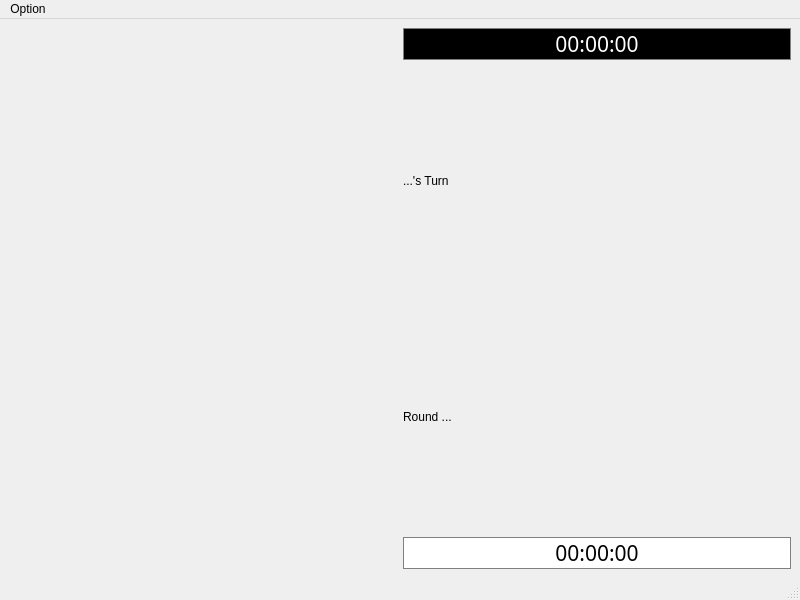
Above: gamemainwindow.ui from a0922762/NTUST_OOP_Project2_Chess before the change. Below: the same form after it.
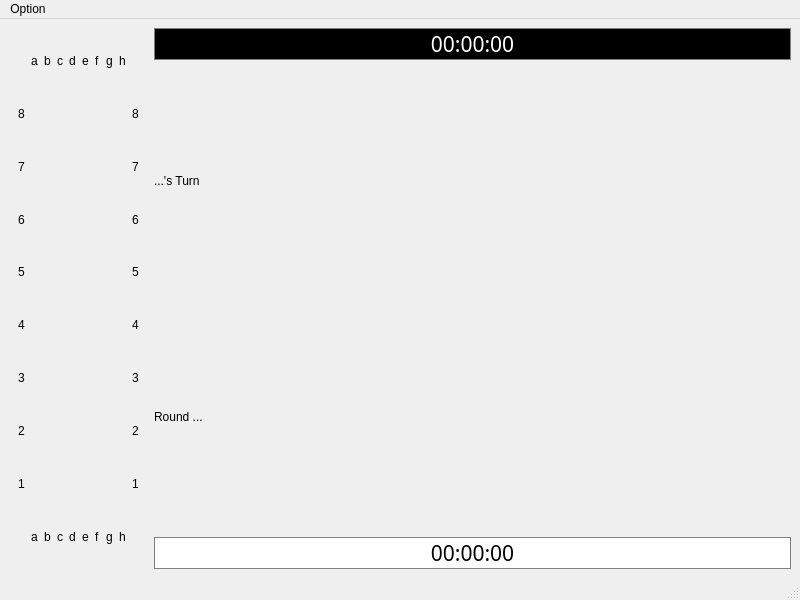
That is the form after the change. Custom widgets are drawn as their Qt base class.

Commit message: 新增棋盤邊框

Patch:
```diff
--- a/gamemainwindow.ui
+++ b/gamemainwindow.ui
@@ -16,7 +16,281 @@
   <widget class="QWidget" name="centralwidget">
    <layout class="QHBoxLayout" name="horizontalLayout">
     <item>
-     <widget class="ChessBoard" name="chessBoard" native="true"/>
+     <widget class="QWidget" name="boardAndNumber" native="true">
+      <property name="sizePolicy">
+       <sizepolicy hsizetype="Fixed" vsizetype="Expanding">
+        <horstretch>0</horstretch>
+        <verstretch>0</verstretch>
+       </sizepolicy>
+      </property>
+      <layout class="QGridLayout" name="gridLayout_2">
+       <item row="0" column="0">
+        <layout class="QGridLayout" name="boardLayout">
+         <item row="3" column="9">
+          <widget class="QLabel" name="label_30">
+           <property name="text">
+            <string>6</string>
+           </property>
+          </widget>
+         </item>
+         <item row="4" column="0">
+          <widget class="QLabel" name="label_13">
+           <property name="text">
+            <string>5</string>
+           </property>
+          </widget>
+         </item>
+         <item row="6" column="9">
+          <widget class="QLabel" name="label_33">
+           <property name="text">
+            <string>3</string>
+           </property>
+          </widget>
+         </item>
+         <item row="7" column="0">
+          <widget class="QLabel" name="label_16">
+           <property name="text">
+            <string>2</string>
+           </property>
+          </widget>
+         </item>
+         <item row="5" column="9">
+          <widget class="QLabel" name="label_32">
+           <property name="text">
+            <string>4</string>
+           </property>
+          </widget>
+         </item>
+         <item row="1" column="0">
+          <widget class="QLabel" name="label_10">
+           <property name="sizePolicy">
+            <sizepolicy hsizetype="Preferred" vsizetype="Preferred">
+             <horstretch>0</horstretch>
+             <verstretch>0</verstretch>
+            </sizepolicy>
+           </property>
+           <property name="text">
+            <string>8</string>
+           </property>
+          </widget>
+         </item>
+         <item row="9" column="7">
+          <widget class="QLabel" name="label_25">
+           <property name="text">
+            <string>g</string>
+           </property>
+          </widget>
+         </item>
+         <item row="1" column="9">
+          <widget class="QLabel" name="label_28">
+           <property name="text">
+            <string>8</string>
+           </property>
+          </widget>
+         </item>
+         <item row="4" column="9">
+          <widget class="QLabel" name="label_31">
+           <property name="text">
+            <string>5</string>
+           </property>
+          </widget>
+         </item>
+         <item row="8" column="0">
+          <widget class="QLabel" name="label_17">
+           <property name="text">
+            <string>1</string>
+           </property>
+          </widget>
+         </item>
+         <item row="0" column="3">
+          <widget class="QLabel" name="label_4">
+           <property name="text">
+            <string>c</string>
+           </property>
+          </widget>
+         </item>
+         <item row="2" column="0">
+          <widget class="QLabel" name="label_11">
+           <property name="text">
+            <string>7</string>
+           </property>
+          </widget>
+         </item>
+         <item row="0" column="9">
+          <widget class="QLabel" name="label_27">
+           <property name="text">
+            <string/>
+           </property>
+          </widget>
+         </item>
+         <item row="3" column="0">
+          <widget class="QLabel" name="label_12">
+           <property name="text">
+            <string>6</string>
+           </property>
+          </widget>
+         </item>
+         <item row="5" column="0">
+          <widget class="QLabel" name="label_14">
+           <property name="text">
+            <string>4</string>
+           </property>
+          </widget>
+         </item>
+         <item row="9" column="5">
+          <widget class="QLabel" name="label_23">
+           <property name="text">
+            <string>e</string>
+           </property>
+          </widget>
+         </item>
+         <item row="9" column="6">
+          <widget class="QLabel" name="label_24">
+           <property name="text">
+            <string>f</string>
+           </property>
+          </widget>
+         </item>
+         <item row="9" column="8">
+          <widget class="QLabel" name="label_26">
+           <property name="text">
+            <string>h</string>
+           </property>
+          </widget>
+         </item>
+         <item row="0" column="6">
+          <widget class="QLabel" name="label_7">
+           <property name="text">
+            <string>f</string>
+           </property>
+          </widget>
+         </item>
+         <item row="0" column="1">
+          <widget class="QLabel" name="label_2">
+           <property name="text">
+            <string>a</string>
+           </property>
+          </widget>
+         </item>
+         <item row="0" column="7">
+          <widget class="QLabel" name="label_8">
+           <property name="text">
+            <string>g</string>
+           </property>
+          </widget>
+         </item>
+         <item row="0" column="0">
+          <widget class="QLabel" name="label">
+           <property name="text">
+            <string/>
+           </property>
+          </widget>
+         </item>
+         <item row="9" column="3">
+          <widget class="QLabel" name="label_21">
+           <property name="text">
+            <string>c</string>
+           </property>
+          </widget>
+         </item>
+         <item row="0" column="4">
+          <widget class="QLabel" name="label_5">
+           <property name="text">
+            <string>d</string>
+           </property>
+          </widget>
+         </item>
+         <item row="7" column="9">
+          <widget class="QLabel" name="label_34">
+           <property name="text">
+            <string>2</string>
+           </property>
+          </widget>
+         </item>
+         <item row="0" column="2">
+          <widget class="QLabel" name="label_3">
+           <property name="text">
+            <string>b</string>
+           </property>
+          </widget>
+         </item>
+         <item row="6" column="0">
+          <widget class="QLabel" name="label_15">
+           <property name="text">
+            <string>3</string>
+           </property>
+          </widget>
+         </item>
+         <item row="9" column="4">
+          <widget class="QLabel" name="label_22">
+           <property name="text">
+            <string>d</string>
+           </property>
+          </widget>
+         </item>
+         <item row="9" column="2">
+          <widget class="QLabel" name="label_20">
+           <property name="text">
+            <string>b</string>
+           </property>
+          </widget>
+         </item>
+         <item row="8" column="9">
+          <widget class="QLabel" name="label_35">
+           <property name="text">
+            <string>1</string>
+           </property>
+          </widget>
+         </item>
+         <item row="2" column="9">
+          <widget class="QLabel" name="label_29">
+           <property name="text">
+            <string>7</string>
+           </property>
+          </widget>
+         </item>
+         <item row="9" column="1">
+          <widget class="QLabel" name="label_19">
+           <property name="text">
+            <string>a</string>
+           </property>
+          </widget>
+         </item>
+         <item row="9" column="0">
+          <widget class="QLabel" name="label_18">
+           <property name="text">
+            <string/>
+           </property>
+          </widget>
+         </item>
+         <item row="0" column="5">
+          <widget class="QLabel" name="label_6">
+           <property name="text">
+            <string>e</string>
+           </property>
+          </widget>
+         </item>
+         <item row="1" column="1" rowspan="8" colspan="8">
+          <widget class="ChessBoard" name="chessBoard" native="true"/>
+         </item>
+         <item row="0" column="8">
+          <widget class="QLabel" name="label_9">
+           <property name="text">
+            <string>h</string>
+           </property>
+          </widget>
+         </item>
+         <item row="9" column="9">
+          <widget class="QLabel" name="label_36">
+           <property name="text">
+            <string/>
+           </property>
+          </widget>
+         </item>
+        </layout>
+       </item>
+      </layout>
+     </widget>
     </item>
     <item>
      <layout class="QVBoxLayout" name="verticalLayout">
```
Left out of the diff: 2 changed lines with no effect on the pictures. The commit also changes 2 other files.
